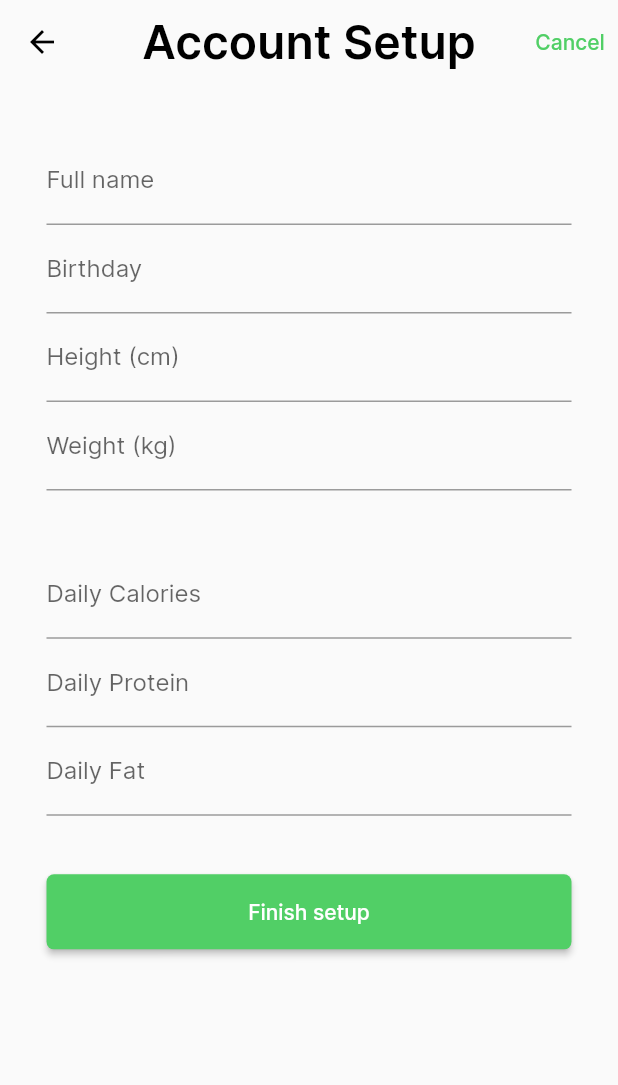
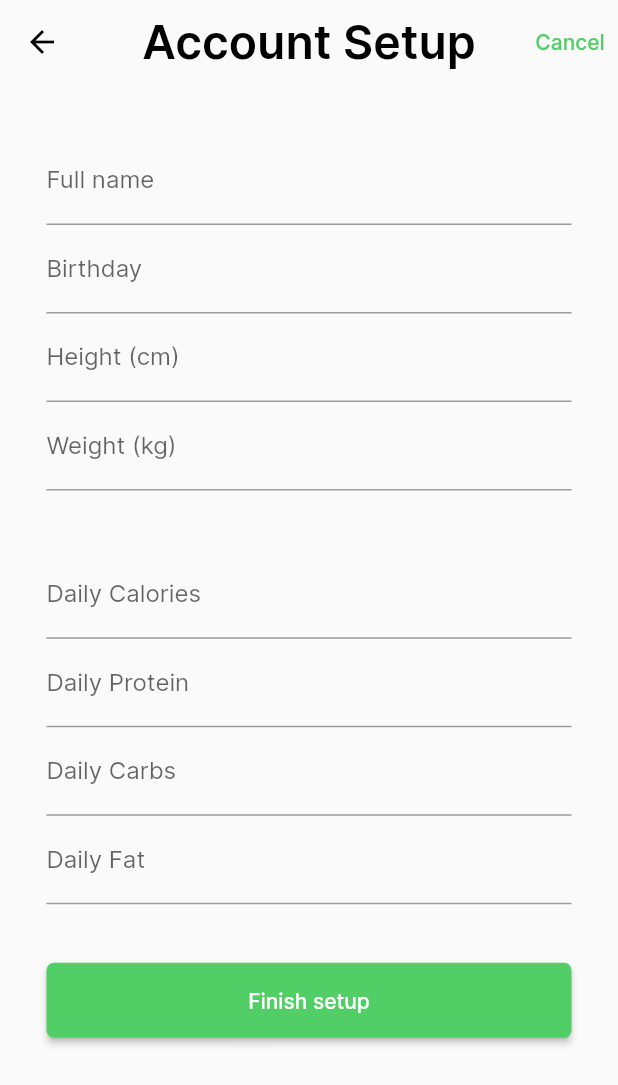
Before and after one commit to Bulk-bros/stattrack, a Flutter app: the AccountSetupPage screen opened directly, on a phone screen of 412 x 824 dp. Shown: the top 1085 px of the screen. Run offline on Flutter 3.47's test engine with Material 2 defaults, Android fonts, the phone set to English and light mode, and no system bars; our stand-ins replace cloud_firestore, firebase_auth, firebase_core, flutter_riverpod, flutter_svg, google_sign_in and 1 more; missing offline and left inert: assorted_layout_widgets, flutter_login_facebook, week_of_year; accounts and stored records are empty; project files that could hold a hidden picture were left out.

Commit message:
added carbs to setup

```diff
--- a/stattrack/lib/models/user.dart
+++ b/stattrack/lib/models/user.dart
@@ -7,6 +7,7 @@ class User {
   final Timestamp birthday;
   final num dailyCalories;
   final num dailyProteins;
+  final num dailyCarbs;
   final num dailyFat;
 
   User({
@@ -16,6 +17,7 @@ class User {
     required this.birthday,
     required this.dailyCalories,
     required this.dailyProteins,
+    required this.dailyCarbs,
     required this.dailyFat,
   });
 
@@ -35,6 +37,7 @@ class User {
         birthday: document["birthday"],
         dailyCalories: document["dailyCalories"],
         dailyProteins: document["dailyProteins"],
+        dailyCarbs: document["dailyCarbs"],
         dailyFat: document["dailyFat"]);
   }
 
--- a/stattrack/lib/pages/account_setup/account_setup_page.dart
+++ b/stattrack/lib/pages/account_setup/account_setup_page.dart
@@ -28,6 +28,7 @@ class _AccountSetupPageState extends ConsumerState<AccountSetupPage> {
   final FocusNode _calorieFocusNode = FocusNode();
   final FocusNode _proteinFocusNode = FocusNode();
   final FocusNode _fatFocusNode = FocusNode();
+  final FocusNode _carbsFocusNode = FocusNode();
 
   // Variables for all controllers
   final TextEditingController _nameController = TextEditingController();
@@ -37,6 +38,7 @@ class _AccountSetupPageState extends ConsumerState<AccountSetupPage> {
   final TextEditingController _calorieController = TextEditingController();
   final TextEditingController _proteinController = TextEditingController();
   final TextEditingController _fatController = TextEditingController();
+  final TextEditingController _carbsController = TextEditingController();
 
   // Getters for all input fields
   String get _name => _nameController.text;
@@ -46,6 +48,7 @@ class _AccountSetupPageState extends ConsumerState<AccountSetupPage> {
   String get _calorie => _calorieController.text;
   String get _protein => _proteinController.text;
   String get _fat => _fatController.text;
+  String get _carbs => _carbsController.text;
 
   // Getters for checking if input fields are valid
   bool get _isValidName => Validator.isValidName(_name);
@@ -55,6 +58,7 @@ class _AccountSetupPageState extends ConsumerState<AccountSetupPage> {
   bool get _isValidCalorie => Validator.isPositiveFloat(_calorie);
   bool get _isValidProtein => Validator.isPositiveFloat(_protein);
   bool get _isValidFat => Validator.isPositiveFloat(_fat);
+  bool get _isValidCarbs => Validator.isPositiveFloat(_carbs);
 
   // State variables
   bool _isLoading = false;
@@ -96,7 +100,12 @@ class _AccountSetupPageState extends ConsumerState<AccountSetupPage> {
 
   /// Checks if you can go to next input field
   void _proteinEditingComplete() {
-    final newFocus = _isValidProtein ? _fatFocusNode : _proteinFocusNode;
+    final newFocus = _isValidProtein ? _carbsFocusNode : _proteinFocusNode;
+    FocusScope.of(context).requestFocus(newFocus);
+  }
+
+  void _carbsEditingComplete() {
+    final newFocus = _isValidCarbs ? _fatFocusNode : _carbsFocusNode;
     FocusScope.of(context).requestFocus(newFocus);
   }
 
@@ -131,6 +140,7 @@ class _AccountSetupPageState extends ConsumerState<AccountSetupPage> {
             weight: num.parse(_weight),
             dailyCalories: num.parse(_calorie),
             dailyProteins: num.parse(_protein),
+            dailyCarbs: num.parse(_carbs),
             dailyFat: num.parse(_fat),
           ),
           auth.currentUser!.uid);
@@ -280,6 +290,21 @@ class _AccountSetupPageState extends ConsumerState<AccountSetupPage> {
               onChanged: (name) => _updateState(),
             ),
             TextFormField(
+              controller: _carbsController,
+              focusNode: _carbsFocusNode,
+              decoration: InputDecoration(
+                labelText: 'Daily Carbs',
+                hintText: 'Your daily carbs consumption',
+                errorText: _showInputErrors && !_isValidCarbs
+                    ? 'Need to specify your daily carbs consumption'
+                    : null,
+              ),
+              keyboardType: TextInputType.number,
+              textInputAction: TextInputAction.next,
+              onEditingComplete: _carbsEditingComplete,
+              onChanged: (name) => _updateState(),
+            ),
+            TextFormField(
               controller: _fatController,
               focusNode: _fatFocusNode,
               decoration: InputDecoration(
--- a/stattrack/lib/services/firestore_repository.dart
+++ b/stattrack/lib/services/firestore_repository.dart
@@ -18,6 +18,7 @@ class FirestoreRepository implements Repository {
       'weight': user.weight,
       'dailyCalories': user.dailyCalories,
       'dailyProteins': user.dailyProteins,
+      'dailyCarbs': user.dailyCarbs,
       'dailyFat': user.dailyFat,
     }, 'users', uid);
   }
```
